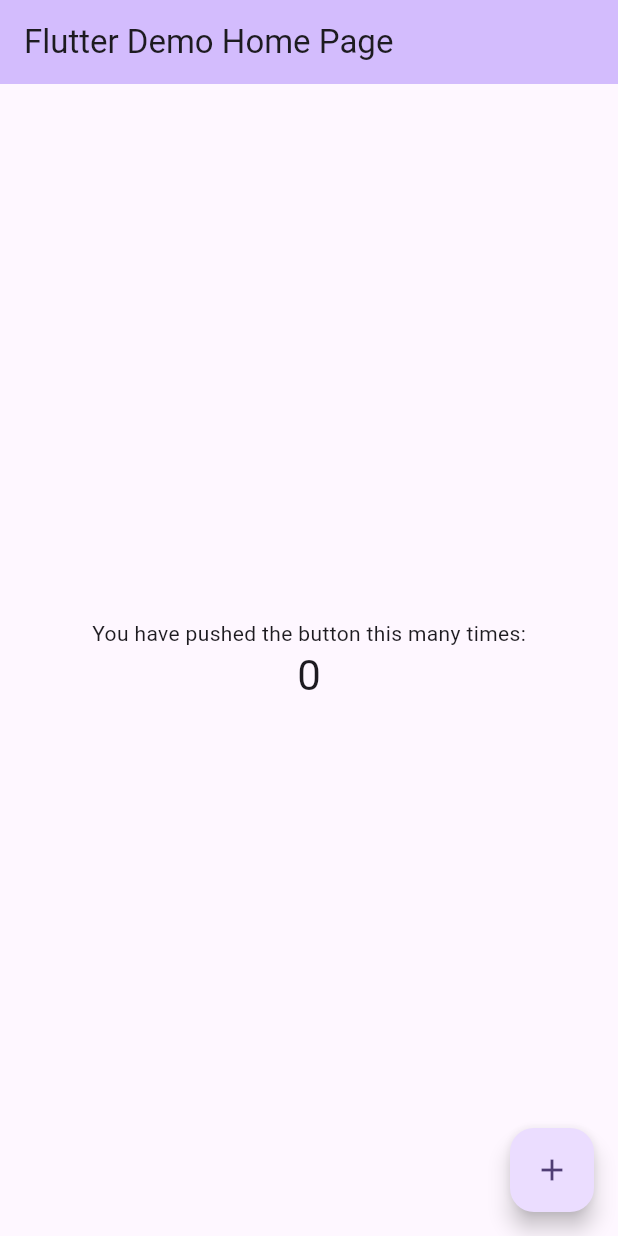
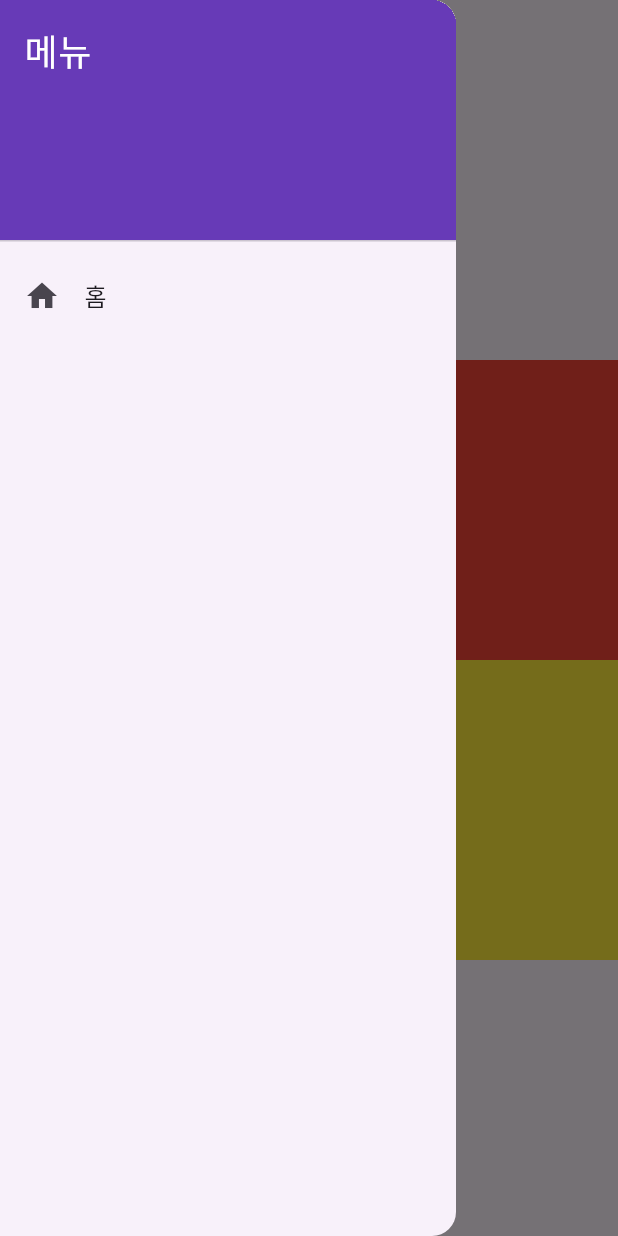
Before and after one commit to MKY1700/flutter, a Flutter app: the screen it shows after launch, with the side drawer open (before the commit the screen has no drawer), on a phone screen of 412 x 824 dp. Run offline on Flutter 3.47's test engine with Material 3 defaults, Android fonts, the light colour scheme and no system bars.

Commit message:
두번째 커밋

```diff
--- /dev/null
+++ b/lib/drower.dart
@@ -0,0 +1,35 @@
+import 'package:flutter/material.dart';
+
+class MyDrawer extends StatelessWidget {
+  const MyDrawer({super.key});
+
+  @override
+  Widget build(BuildContext context) {
+    return Drawer(
+      child: ListView(
+        padding: EdgeInsets.zero,
+        children: [
+          const DrawerHeader(
+            decoration: BoxDecoration(
+                color: Colors.deepPurple
+            ),
+            child: Text(
+                '메뉴',
+                style: TextStyle(
+                    color: Colors.white,
+                    fontSize: 24
+                )
+            ),
+          ),
+          ListTile(
+              leading: const Icon(Icons.home),
+              title: const Text('홈'),
+              onTap: () {
+                Navigator.pop(context);
+              }
+          )
+        ],
+      ),
+    );
+  }
+}
--- a/lib/main.dart
+++ b/lib/main.dart
@@ -1,4 +1,5 @@
 import 'package:flutter/material.dart';
+import 'package:mky/drower.dart';
 
 void main() {
   runApp(const MyApp());
@@ -13,110 +14,66 @@ class MyApp extends StatelessWidget {
     return MaterialApp(
       title: 'Flutter Demo',
       theme: ThemeData(
-        // This is the theme of your application.
-        //
-        // TRY THIS: Try running your application with "flutter run". You'll see
-        // the application has a purple toolbar. Then, without quitting the app,
-        // try changing the seedColor in the colorScheme below to Colors.green
-        // and then invoke "hot reload" (save your changes or press the "hot
-        // reload" button in a Flutter-supported IDE, or press "r" if you used
-        // the command line to start the app).
-        //
-        // Notice that the counter didn't reset back to zero; the application
-        // state is not lost during the reload. To reset the state, use hot
-        // restart instead.
-        //
-        // This works for code too, not just values: Most code changes can be
-        // tested with just a hot reload.
         colorScheme: ColorScheme.fromSeed(seedColor: Colors.deepPurple),
       ),
-      home: const MyHomePage(title: 'Flutter Demo Home Page'),
+      home: const MyHomePage(),
     );
   }
 }
 
 class MyHomePage extends StatefulWidget {
-  const MyHomePage({super.key, required this.title});
-
-  // This widget is the home page of your application. It is stateful, meaning
-  // that it has a State object (defined below) that contains fields that affect
-  // how it looks.
-
-  // This class is the configuration for the state. It holds the values (in this
-  // case the title) provided by the parent (in this case the App widget) and
-  // used by the build method of the State. Fields in a Widget subclass are
-  // always marked "final".
-
-  final String title;
+  const MyHomePage({super.key});
 
   @override
   State<MyHomePage> createState() => _MyHomePageState();
 }
 
 class _MyHomePageState extends State<MyHomePage> {
-  int _counter = 0;
-
-  void _incrementCounter() {
-    setState(() {
-      // This call to setState tells the Flutter framework that something has
-      // changed in this State, which causes it to rerun the build method below
-      // so that the display can reflect the updated values. If we changed
-      // _counter without calling setState(), then the build method would not be
-      // called again, and so nothing would appear to happen.
-      _counter++;
-    });
-  }
-
   @override
   Widget build(BuildContext context) {
-    // This method is rerun every time setState is called, for instance as done
-    // by the _incrementCounter method above.
-    //
-    // The Flutter framework has been optimized to make rerunning build methods
-    // fast, so that you can just rebuild anything that needs updating rather
-    // than having to individually change instances of widgets.
     return Scaffold(
       appBar: AppBar(
-        // TRY THIS: Try changing the color here to a specific color (to
-        // Colors.amber, perhaps?) and trigger a hot reload to see the AppBar
-        // change color while the other colors stay the same.
-        backgroundColor: Theme.of(context).colorScheme.inversePrimary,
-        // Here we take the value from the MyHomePage object that was created by
-        // the App.build method, and use it to set our appbar title.
-        title: Text(widget.title),
+        title: const Text("안녕하세요"),
       ),
-      body: Center(
-        // Center is a layout widget. It takes a single child and positions it
-        // in the middle of the parent.
+      drawer: const MyDrawer(),
+      body: Container(
+        alignment: Alignment.center,
         child: Column(
-          // Column is also a layout widget. It takes a list of children and
-          // arranges them vertically. By default, it sizes itself to fit its
-          // children horizontally, and tries to be as tall as its parent.
-          //
-          // Column has various properties to control how it sizes itself and
-          // how it positions its children. Here we use mainAxisAlignment to
-          // center the children vertically; the main axis here is the vertical
-          // axis because Columns are vertical (the cross axis would be
-          // horizontal).
-          //
-          // TRY THIS: Invoke "debug painting" (choose the "Toggle Debug Paint"
-          // action in the IDE, or press "p" in the console), to see the
-          // wireframe for each widget.
           mainAxisAlignment: MainAxisAlignment.center,
-          children: <Widget>[
-            const Text('You have pushed the button this many times:'),
-            Text(
-              '$_counter',
-              style: Theme.of(context).textTheme.headlineMedium,
+          children: [
+            Row(
+              mainAxisAlignment: MainAxisAlignment.center,
+              children: [
+                Container(
+                  width: MediaQuery.of(context).size.width / 2,
+                  height: 200,
+                  color: Colors.blue,
+                ),
+                Container(
+                  width: MediaQuery.of(context).size.width / 2,
+                  height: 200,
+                  color: Colors.red,
+                )
+              ],
+            ),
+            Row(
+              mainAxisAlignment: MainAxisAlignment.center,
+              children: [
+                Container(
+                  width: MediaQuery.of(context).size.width / 2,
+                  height: 200,
+                  color: Colors.green,
+                ),
+                Container(
+                  width: MediaQuery.of(context).size.width / 2,
+                  height: 200,
+                  color: Colors.yellow,
+                )
+              ],
             ),
           ],
         ),
       ),
-      floatingActionButton: FloatingActionButton(
-        onPressed: _incrementCounter,
-        tooltip: 'Increment',
-        child: const Icon(Icons.add),
-      ), // This trailing comma makes auto-formatting nicer for build methods.
     );
   }
 }
```
